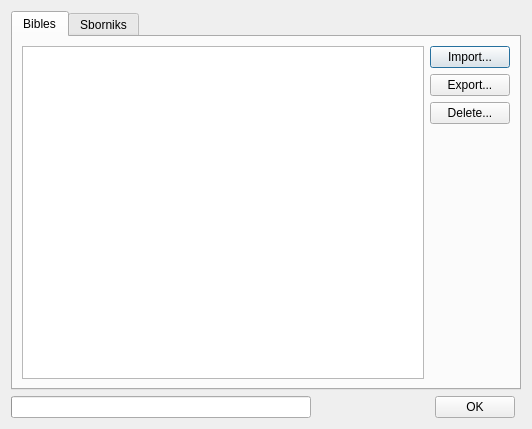
Before: the Qt Designer form src/managedatadialog.ui in SoftProjector/src, drawn with Qt 5.
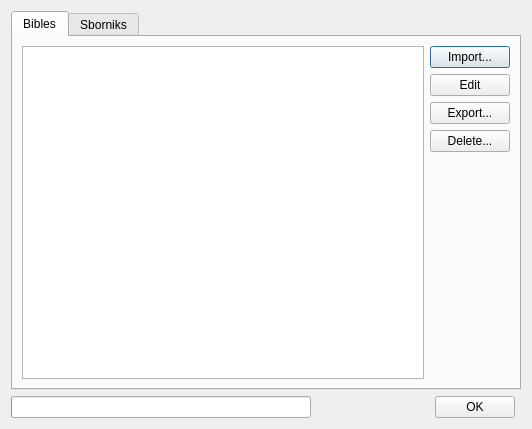
After: the same form once the commit is applied.

Commit message: Added the ability to edit Bible and Sbornik title and information

What changed in the file:
```diff
--- a/src/managedatadialog.ui
+++ b/src/managedatadialog.ui
@@ -38,6 +38,13 @@
              </property>
             </widget>
            </item>
+           <item>
+            <widget class="QPushButton" name="edit_bible_pushButton">
+             <property name="text">
+              <string>Edit</string>
+             </property>
+            </widget>
+           </item>
            <item>
             <widget class="QPushButton" name="export_bible_pushButton">
              <property name="text">
```
Left out of the diff: 9 changed lines with no effect on the pictures. The commit also changes 4 other files.
